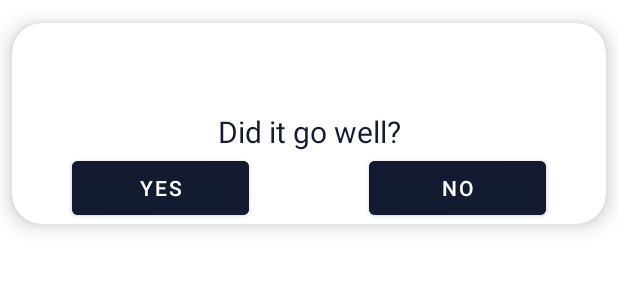
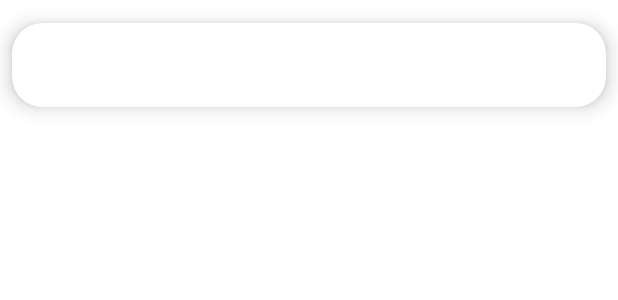
Before and after one commit to linaaa31/GoalTracker, an Android app: the layout view_history_item.xml on its own in the app's theme, with its tools: preview values and no code run, on a phone screen of 412 x 824 dp. Shown: the top 300 px of the screen. Run offline under Robolectric (Android 15) with nearby library versions, the phone set to English and light mode, and no system bars.

Commit message:
Some more refactoring

```diff
--- a/app/src/main/AndroidManifest.xml
+++ b/app/src/main/AndroidManifest.xml
@@ -15,11 +15,8 @@
         android:theme="@style/Theme.GoalTracker"
         tools:targetApi="31">
         <activity
-            android:name=".ReminderActivtiy"
+            android:name=".ui.goals.GoalInfoActivity"
             android:exported="false">
-            <meta-data
-                android:name="android.app.lib_name"
-                android:value="" />
         </activity>
         <activity
             android:name=".MainActivity"
--- /dev/null
+++ b/app/src/main/java/com/app/goaltracker/Constants.java
@@ -0,0 +1,6 @@
+package com.app.goaltracker;
+
+public class Constants {
+    public final static String GOAL_ID = "goal_id";
+    public final static String GOAL_NAME = "goal_name";
+}
--- a/app/src/main/java/com/app/goaltracker/db/HistoryDao.java
+++ b/app/src/main/java/com/app/goaltracker/db/HistoryDao.java
@@ -14,6 +14,9 @@ public interface HistoryDao {
         @Query("SELECT * FROM History")
         List<History> getAll();
 
+        @Query("SELECT * FROM History WHERE goal_id=:goal")
+        List<History> getHistoryForGoal(Integer goal);
+
         @Insert
         void insertHistory(History history);
 
--- a/app/src/main/java/com/app/goaltracker/ui/archive/ArchiveFragment.java
+++ b/app/src/main/java/com/app/goaltracker/ui/archive/ArchiveFragment.java
@@ -10,7 +10,7 @@ import android.widget.Button;
 import androidx.fragment.app.Fragment;
 
 import com.app.goaltracker.R;
-import com.app.goaltracker.ReminderActivity;
+import com.app.goaltracker.ui.goals.GoalInfoActivity;
 
 public class ArchiveFragment extends Fragment {
 
@@ -24,7 +24,7 @@ public class ArchiveFragment extends Fragment {
         showButton.setOnClickListener(new View.OnClickListener() {
             @Override
             public void onClick(View v) {
-                Intent intent = new Intent(getActivity(), ReminderActivity.class);
+                Intent intent = new Intent(getActivity(), GoalInfoActivity.class);
                 startActivity(intent);
             }
         });
--- a/app/src/main/java/com/app/goaltracker/ui/goals/AddGoalDialog.java
+++ b/app/src/main/java/com/app/goaltracker/ui/goals/AddGoalDialog.java
@@ -1,6 +1,5 @@
 package com.app.goaltracker.ui.goals;
 
-import android.app.Dialog;
 import android.os.Bundle;
 import android.util.DisplayMetrics;
 import android.view.LayoutInflater;
@@ -10,15 +9,12 @@ import android.view.ViewGroup;
 import androidx.annotation.NonNull;
 import androidx.annotation.Nullable;
 import androidx.databinding.DataBindingUtil;
-import androidx.databinding.ViewDataBinding;
 import androidx.fragment.app.DialogFragment;
 import androidx.lifecycle.ViewModelProvider;
 
-import com.app.goaltracker.GoalsViewModel;
+import com.app.goaltracker.mvvm.GoalsViewModel;
 import com.app.goaltracker.R;
 import com.app.goaltracker.databinding.DialogAddGoalBinding;
-
-import java.util.Objects;
 
 public class AddGoalDialog extends DialogFragment {
     private DialogAddGoalBinding binding;
--- a/app/src/main/res/layout/view_goal_list_item.xml
+++ b/app/src/main/res/layout/view_goal_list_item.xml
@@ -44,7 +44,6 @@
             app:layout_constraintStart_toStartOf="parent"
             app:layout_constraintTop_toBottomOf="@+id/name_tv" />
 
-
         <ImageView
             android:id="@+id/goal_delete"
             android:layout_width="wrap_content"
@@ -53,7 +52,7 @@
             android:layout_marginBottom="1dp"
             android:padding="16dp"
             android:src="@drawable/ic_baseline_delete"
-            app:layout_constraintBottom_toBottomOf="parent"
+            app:layout_constraintTop_toTopOf="parent"
             app:layout_constraintEnd_toEndOf="parent" />
 
     </androidx.constraintlayout.widget.ConstraintLayout>
--- a/app/src/main/res/layout/reminder_item.xml
+++ b/app/src/main/res/layout/view_history_item.xml
@@ -6,6 +6,7 @@
     android:layout_marginBottom="15dp"
     android:layout_marginStart="8dp"
     android:layout_marginEnd="8dp"
+    android:padding="8dp"
     app:cardBackgroundColor="@color/white"
     app:cardCornerRadius="20dp"
     app:cardElevation="8dp"
@@ -21,11 +22,10 @@
     android:layout_height="match_parent">
 
     <TextView
-        android:id="@+id/goal_name_item"
+        android:id="@+id/event_timestamp"
         android:layout_width="match_parent"
         android:layout_height="wrap_content"
-        android:textSize="20sp"
-        android:textStyle="bold"
+        android:textSize="16sp"
         android:gravity="start"
         android:textColor="@color/blue_black"
         android:layout_marginStart="15dp"
@@ -34,52 +34,16 @@
         app:layout_constraintTop_toTopOf="parent"/>
 
     <TextView
-        android:id="@+id/goal_desc_item"
+        android:id="@+id/event_result"
         android:layout_width="match_parent"
         android:layout_height="wrap_content"
-        android:textSize="15sp"
+        android:textSize="17sp"
         android:gravity="start"
-        android:textColor="@color/blue_black"
+        android:textColor="@color/green"
+        android:textStyle="bold"
         android:layout_marginStart="15dp"
         app:layout_constraintStart_toStartOf="parent"
-        app:layout_constraintTop_toBottomOf="@id/goal_name_item"/>
+        app:layout_constraintTop_toBottomOf="@id/event_timestamp"/>
 
-    <TextView
-        android:id="@+id/question"
-        android:layout_width="match_parent"
-        android:layout_height="wrap_content"
-        android:text="Did it go well?"
-        android:textSize="20sp"
-        android:gravity="center"
-        android:textColor="@color/blue_black"
-        app:layout_constraintTop_toBottomOf="@id/goal_desc_item"/>
-<LinearLayout
-    android:id="@+id/linear"
-    android:layout_width="match_parent"
-    android:layout_height="wrap_content"
-    android:orientation="horizontal"
-    app:layout_constraintTop_toBottomOf="@id/question">
-
-
-    <Button
-        android:id="@+id/yes_button"
-        android:layout_width="0dp"
-        android:layout_height="wrap_content"
-        android:layout_weight="1"
-        android:backgroundTint="@color/blue_black"
-        android:text="Yes"
-        android:layout_marginEnd="40dp"
-        android:layout_marginStart="40dp" />
-
-    <Button
-        android:id="@+id/no_button"
-        android:layout_width="0dp"
-        android:layout_height="wrap_content"
-        android:layout_weight="1"
-        android:backgroundTint="@color/blue_black"
-        android:text="No"
-        android:layout_marginEnd="40dp"
-        android:layout_marginStart="40dp"/>
-</LinearLayout>
 </androidx.constraintlayout.widget.ConstraintLayout>
 </androidx.cardview.widget.CardView>
```
Also changed, not shown: app/src/main/java/com/app/goaltracker/ReminderActivity.java (deleted, +0 -112 lines), app/src/main/java/com/app/goaltracker/db/DateConverter.java (added, +18 -0 lines), app/src/main/java/com/app/goaltracker/db/Goal.java (+1 -13 lines), app/src/main/java/com/app/goaltracker/db/History.java (+7 -4 lines), app/src/main/java/com/app/goaltracker/mvvm/GoalsViewModel.java (renamed from app/src/main/java/com/app/goaltracker/GoalsViewModel.java, +3 -39 lines), app/src/main/java/com/app/goaltracker/mvvm/HistoryViewModel.java (added, +53 -0 lines), app/src/main/java/com/app/goaltracker/mvvm/HistoryViewModelFactory.java (added, +23 -0 lines), app/src/main/java/com/app/goaltracker/ui/goals/GoalInfoActivity.java (added, +97 -0 lines), app/src/main/java/com/app/goaltracker/ui/goals/GoalsFragment.java (+18 -8 lines), app/src/main/res/layout/activity_goal_info.xml (renamed from app/src/main/res/layout/activity_reminder.xml, +7 -7 lines), 1 other file.
